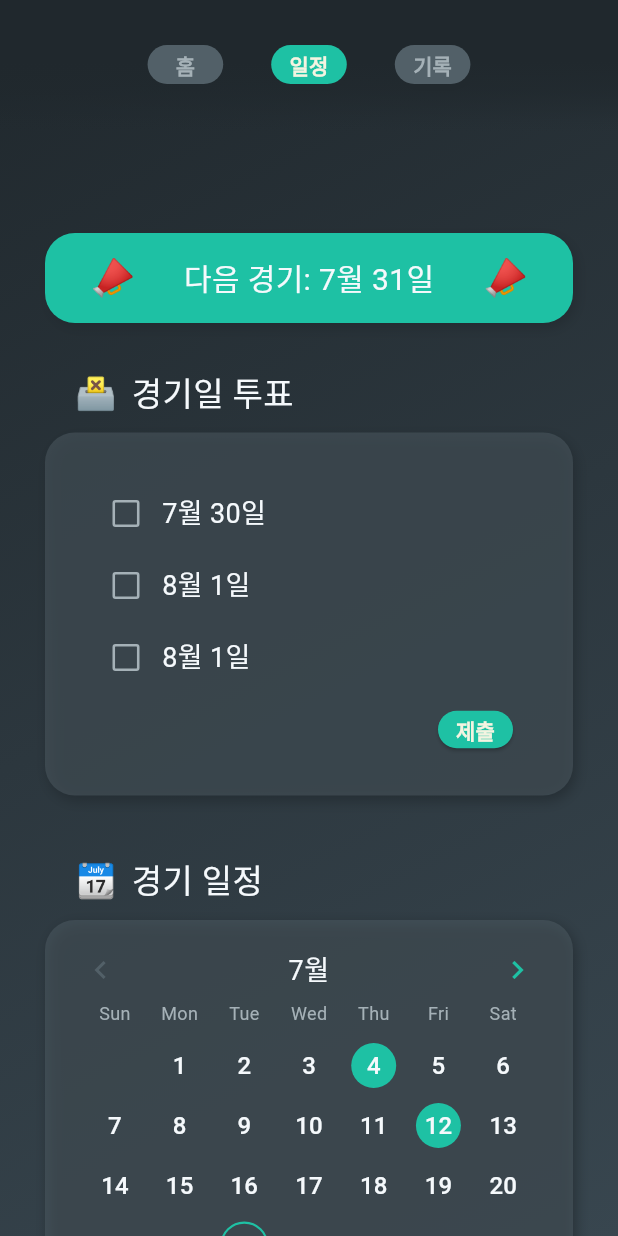
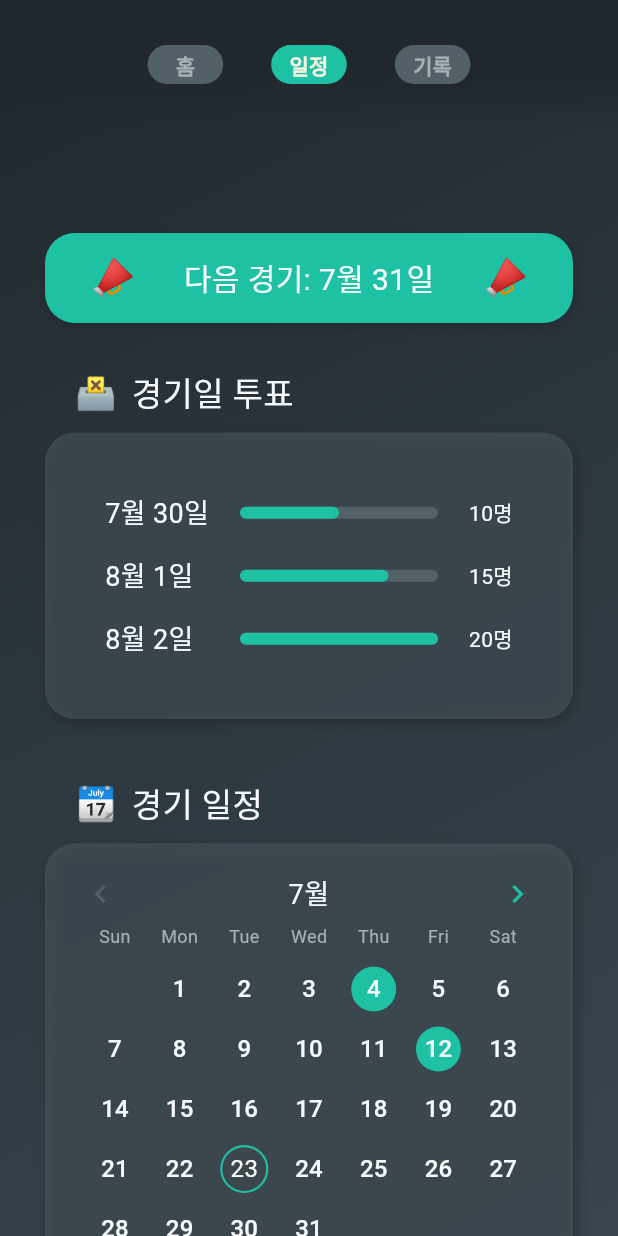
Before and after one commit to Match-Management-App/Frontend, a Flutter app: the screen it shows after launch, tab 2 chosen, scrolled down 56 dp, after a tap on "제출", on a phone screen of 412 x 824 dp. Run offline on Flutter 3.47's test engine with Material 3 defaults, Android fonts, the phone set to English and light mode, and no system bars; drawn by our look-alikes of table_calendar; Roboto replaces fonts that are missing (Pretendard).

Commit message:
feat: 경기 투표 위젯 결과까지 완성

```diff
--- a/wanna_play_soccer/lib/RecordScreen/Widget/vote.dart
+++ b/wanna_play_soccer/lib/RecordScreen/Widget/vote.dart
@@ -2,18 +2,42 @@ import 'package:flutter/material.dart';
 import 'package:wanna_play_soccer/Theme/my_colors.dart';
 import 'package:wanna_play_soccer/Theme/my_theme.dart';
 
-class VoteWidget extends StatelessWidget {
+class VoteWidget extends StatefulWidget {
   const VoteWidget({
     super.key,
   });
 
   @override
+  State<VoteWidget> createState() => _VoteWidgetState();
+}
+
+// TODO: 경기 투표 API 수정 여부 논의 필요!!!!
+// TODO: 여기 초기 화면 투표 위젯 띄울지 결과 위젯 띄울지 API로 받아야 할 듯
+class _VoteWidgetState extends State<VoteWidget> {
+  bool _showResult = false;
+
+  void _onSubmit() {
+    Future.delayed(const Duration(milliseconds: 300), () {
+      setState(() {
+        _showResult = true;
+      });
+    });
+  }
+
+  @override
   Widget build(BuildContext context) {
-    return Container(
+    return AnimatedContainer(
+      duration: const Duration(milliseconds: 300),
+      curve: Curves.easeInOut,
       margin: const EdgeInsets.only(bottom: 20),
       width: double.infinity,
       decoration: MyTheme.widgetDecoration,
-      child: const VoteForNextMatch(),
+      child: AnimatedSize(
+        duration: const Duration(milliseconds: 300),
+        curve: Curves.easeInOut,
+        child:
+            _showResult ? VoteResult() : VoteForNextMatch(onSubmit: _onSubmit),
+      ),
     );
   }
 }
@@ -21,7 +45,10 @@ class VoteWidget extends StatelessWidget {
 class VoteForNextMatch extends StatefulWidget {
   const VoteForNextMatch({
     super.key,
+    required this.onSubmit,
   });
+
+  final VoidCallback onSubmit;
 
   @override
   State<VoteForNextMatch> createState() => _VoteForNextMatchState();
@@ -89,7 +116,7 @@ class _VoteForNextMatchState extends State<VoteForNextMatch> {
             child: ElevatedButton(
               onPressed: () {
                 print(_checkedStates);
-                // 여기에 선택된 옵션을 처리하는 로직을 추가할 수 있습니다.
+                widget.onSubmit();
               },
               style: ButtonStyle(
                 minimumSize: MaterialStateProperty.all(Size.zero),
@@ -115,3 +142,88 @@ class _VoteForNextMatchState extends State<VoteForNextMatch> {
     );
   }
 }
+
+class VoteResult extends StatelessWidget {
+  VoteResult({super.key});
+
+  final Map<String, int> _voteResults = {
+    "7월 30일": 10,
+    "8월 1일": 15,
+    "8월 2일": 20,
+  };
+
+  @override
+  Widget build(BuildContext context) {
+    int maxResult =
+        _voteResults.values.reduce((max, value) => max > value ? max : value);
+
+    return Container(
+      padding: const EdgeInsets.all(40),
+      child: Column(
+        crossAxisAlignment: CrossAxisAlignment.start,
+        children: _voteResults.entries.map((entry) {
+          return Column(
+            children: [
+              VoteResultBar(
+                date: entry.key,
+                result: entry.value,
+                maxResult: maxResult,
+              ),
+              SizedBox(height: entry.key == _voteResults.keys.last ? 0 : 15),
+            ],
+          );
+        }).toList(),
+      ),
+    );
+  }
+}
+
+class VoteResultBar extends StatelessWidget {
+  const VoteResultBar({
+    super.key,
+    required this.date,
+    required this.result,
+    required this.maxResult,
+  });
+
+  final String date;
+  final int result;
+  final int maxResult;
+
+  @override
+  Widget build(BuildContext context) {
+    return Row(
+      children: [
+        SizedBox(
+          width: 90,
+          child: Text(date, style: MyTheme.defaultText),
+        ),
+        Expanded(
+          child: Container(
+            height: 8,
+            decoration: BoxDecoration(
+              color: MyColors.myDarkGrey,
+              borderRadius: BorderRadius.circular(10),
+            ),
+            child: FractionallySizedBox(
+              alignment: Alignment.centerLeft,
+              widthFactor: result / maxResult,
+              child: Container(
+                decoration: MyTheme.pipeDecoration,
+              ),
+            ),
+          ),
+        ),
+        const SizedBox(width: 10),
+        SizedBox(
+          width: 40,
+          child: Text(
+            '$result명',
+            style: const TextStyle(color: MyColors.myWhite, fontSize: 14),
+            textAlign: TextAlign.right,
+          ),
+        ),
+      ],
+    );
+  }
+}
```
Also changed, not shown: wanna_play_soccer/pubspec.lock.
